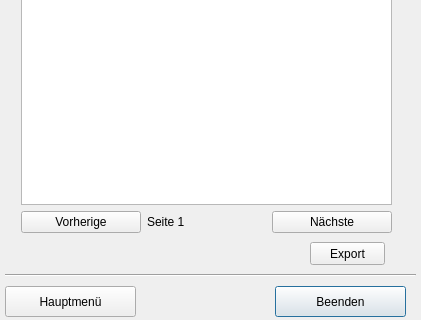
Old version of the form ZitatErfassung/frmzitatanzeigen.ui in the repository TrialAnd404/MyRepo; both pictures show x 0 to 421 and y 328 to 648 of the 421 by 648 pixel window.
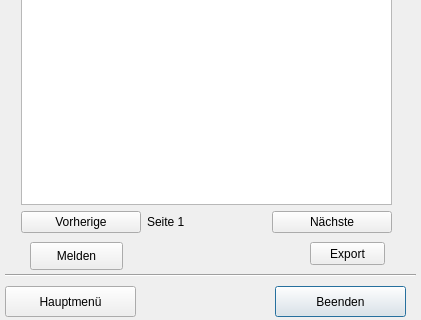
New version of the form.

```diff
--- a/ZitatErfassung/frmzitatanzeigen.ui
+++ b/ZitatErfassung/frmzitatanzeigen.ui
@@ -127,7 +127,7 @@
     <string>Export</string>
    </property>
   </widget>
-  <widget class="QWidget" name="">
+  <widget class="QWidget" name="layoutWidget">
    <property name="geometry">
     <rect>
      <x>21</x>
@@ -166,6 +166,19 @@
     </item>
    </layout>
   </widget>
+  <widget class="QPushButton" name="btnMelden">
+   <property name="geometry">
+    <rect>
+     <x>30</x>
+     <y>570</y>
+     <width>93</width>
+     <height>28</height>
+    </rect>
+   </property>
+   <property name="text">
+    <string>Melden</string>
+   </property>
+  </widget>
  </widget>
  <resources/>
  <connections/>
```
